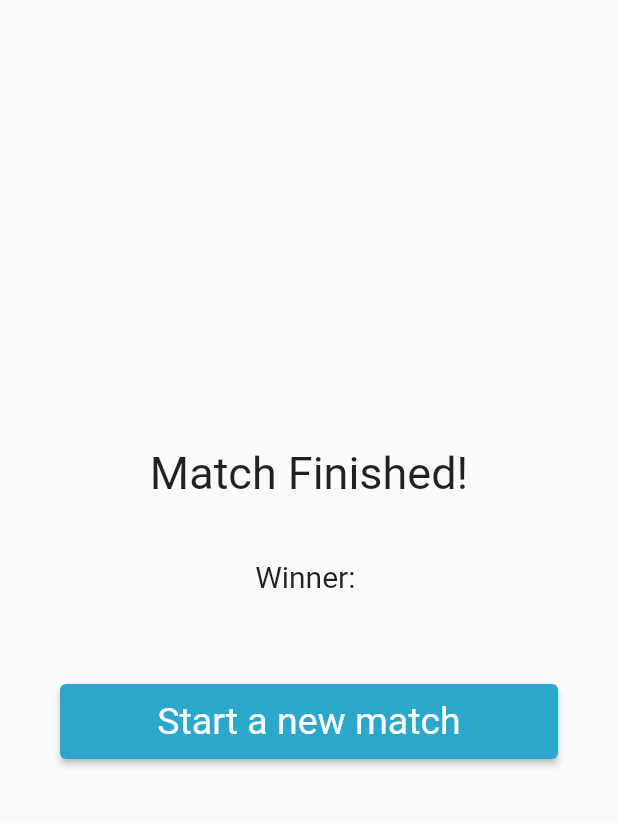
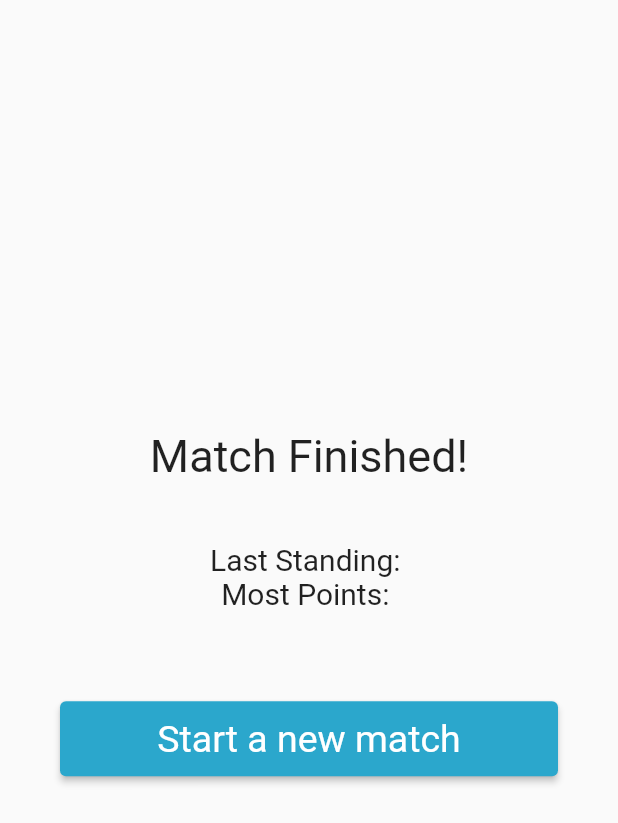
Before and after one commit to Assassinators-who-s-next/Sign-In-Authentication-Who-s-Next, a Flutter app: what postmatchScreen() shows on an empty page, opened directly, on a phone screen of 412 x 824 dp. Shown: the top 823 px of the screen. Run offline on Flutter 3.47's test engine with Material 2 defaults, Android fonts, the phone set to English and light mode, and no system bars; our stand-ins replace cloud_firestore, firebase_auth, firebase_core, firebase_storage, google_sign_in, image_picker and 2 more; accounts and stored records are empty.

Commit message:
created functions to get the last player alive and player with most points(doesn't account for multiple high points)

```diff
--- a/lib/pages/user_home.dart
+++ b/lib/pages/user_home.dart
@@ -475,26 +475,64 @@ StreamBuilder prematchScreen() {
   );
 }
 
-Future<void> getWinningPlayers() async {
+//Future<void> getWinningPlayers() async {
+Future<String> getLastPlayer() async {
   CollectionReference playerList = FirebaseFirestore.instance
       .collection('groups')
       .doc(selectedGroup.group_name)
       .collection('players');
 
-  QuerySnapshot querySnapshot = await playerList.get();
+  print('got collection');
 
-  querySnapshot.docs.forEach((element) {
-    if (element['points'] != 2) {
-//      element
-    }
-    //print(playerList.doc(element.id));
-    print(element['state']);
+  QuerySnapshot stateSnapshot =
+      await playerList.where('state', isLessThan: 2).limit(1).get();
+
+  print('got querysnapshot');
+
+  stateSnapshot.docs.forEach((element) {
+    print(element.get('name'));
   });
+
+  String lastPlayerNameSnapshot = stateSnapshot.docs.first.get('name');
+
+  print('state lsit');
+  print(lastPlayerNameSnapshot);
+
+  return lastPlayerNameSnapshot;
+}
+
+Future<String> getMaxPointsPlayer() async {
+  CollectionReference playerList = FirebaseFirestore.instance
+      .collection('groups')
+      .doc(selectedGroup.group_name)
+      .collection('players');
+
+  print('got collection');
+
+  QuerySnapshot maxPointsSnapshot =
+      await playerList.orderBy('points', descending: true).limit(1).get();
+
+  maxPointsSnapshot.docs.forEach((element) {
+    print(element.get('name'));
+  });
+
+  print('got querysnapshot');
+
+  String maxPointsNameSnapshot = maxPointsSnapshot.docs.first.get('name');
+
+  print('points lsit');
+  print(maxPointsNameSnapshot);
+
+  return maxPointsNameSnapshot;
 }
 
 Center postmatchScreen() {
+  // future string to string????
+  Future<String> maxPlayer = getMaxPointsPlayer();
+  Future<String> lastPlayer = getLastPlayer();
   // call async function (Future type) to get information on last person alive and person with most points
-  getWinningPlayers();
+//  print('maxpoints player: ${maxPlayer.toString()}');
+//  print('last player: ${lastPlayer.toString()}');
 
   return Center(
     child: Column(mainAxisAlignment: MainAxisAlignment.center, children: [
@@ -502,10 +540,15 @@ Center postmatchScreen() {
         padding: EdgeInsets.all(20),
         child: Text("Match Finished!", style: TextStyle(fontSize: 30)),
       ),
-      const Padding(
+      Padding(
         padding: EdgeInsets.all(20),
         //child: Text("Winner: ", style: TextStyle(fontSize: 20)),
-        child: Text("Winner: ", style: TextStyle(fontSize: 20)),
+        child: Column(
+          children: [
+            Text("Last Standing: ", style: TextStyle(fontSize: 20)),
+            Text("Most Points: ", style: TextStyle(fontSize: 20)),
+          ],
+        ),
       ),
       Padding(
         padding: const EdgeInsetsDirectional.all(40),
```
